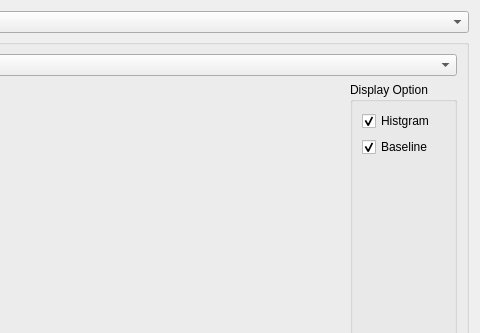
Qt form tonecurvedialog.ui (yazzy-yazzy/Serius) before a commit; both pictures show x 160 to 640 and y 0 to 333 of the 640 by 480 pixel window.
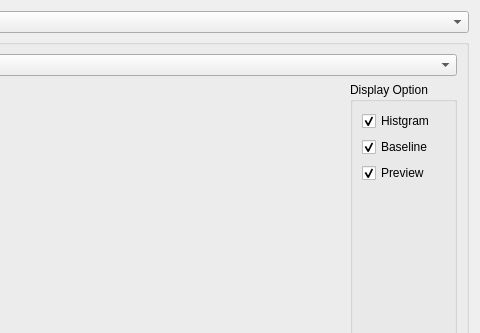
The same form after that commit. Icons and pictures are not drawn. Custom widgets are drawn as their Qt base class.

What changed in the file:
```diff
--- a/tonecurvedialog.ui
+++ b/tonecurvedialog.ui
@@ -164,6 +164,16 @@
              </property>
             </widget>
            </item>
+           <item>
+            <widget class="QCheckBox" name="previewCheckBox">
+             <property name="text">
+              <string>Preview</string>
+             </property>
+             <property name="checked">
+              <bool>true</bool>
+             </property>
+            </widget>
+           </item>
            <item>
             <spacer name="verticalSpacer">
              <property name="orientation">
```
